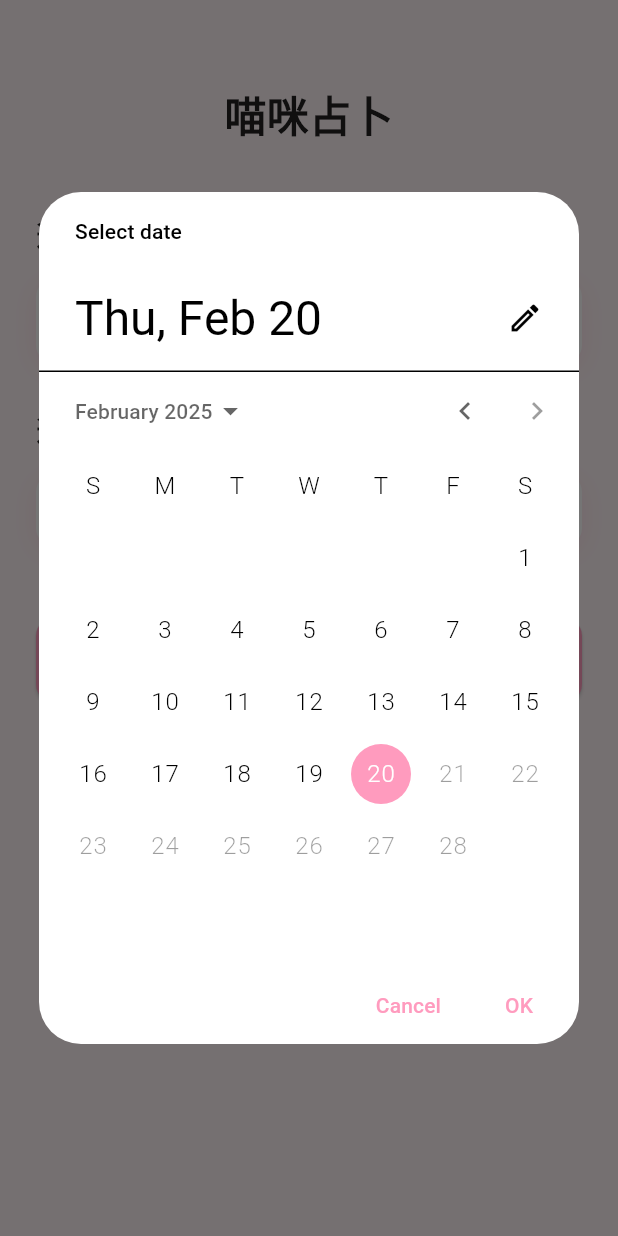
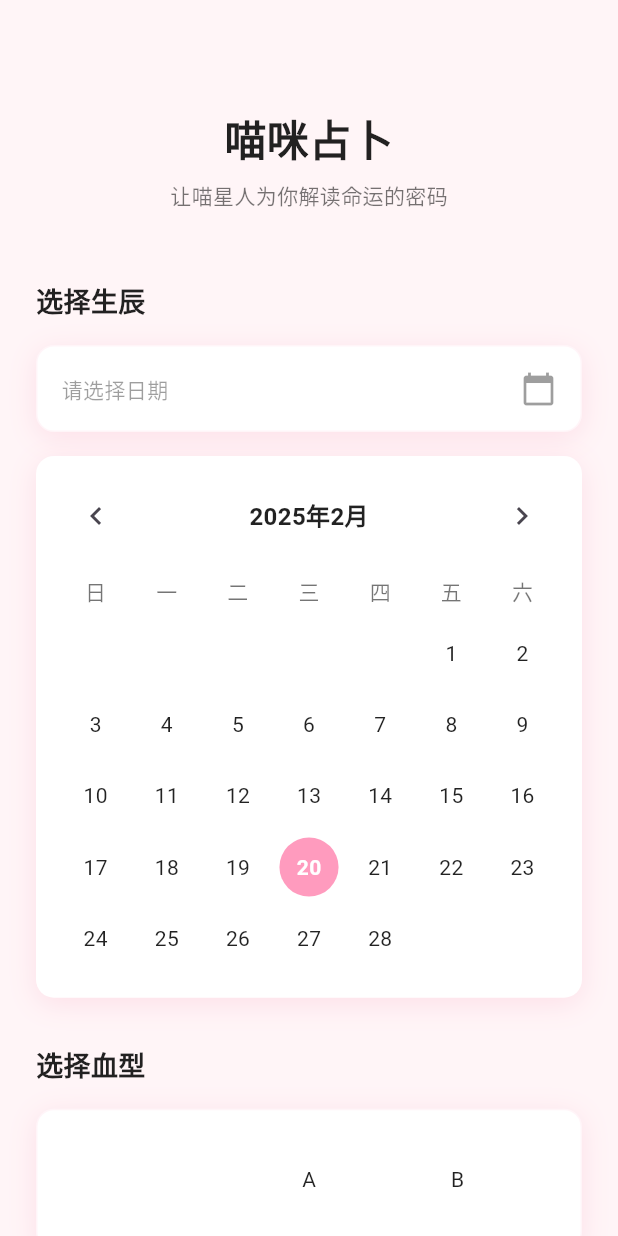
Before and after one commit to Ryder-MHumble/Guameow, a Flutter app: the FortuneTellingPage screen opened directly, after a tap on "请选择日期", on a phone screen of 412 x 824 dp. Run offline on Flutter 3.47's test engine with Material 3 defaults, Android fonts, the phone set to English and light mode, and no system bars; our stand-ins replace animated_text_kit, flutter_svg; Roboto replaces fonts that are missing (ZenMaruGothic).

Commit message:
优化喵咪占卜页面样式与交互

```diff
--- a/lib/pages/fortune_telling/fortune_telling_page.dart
+++ b/lib/pages/fortune_telling/fortune_telling_page.dart
@@ -1,5 +1,7 @@
 import 'package:flutter/material.dart';
 import '../../modules/style/app_theme.dart';
+import 'package:flutter_svg/flutter_svg.dart';
+import 'widgets/custom_date_picker.dart';
 
 class FortuneTellingPage extends StatefulWidget {
   const FortuneTellingPage({Key? key}) : super(key: key);
@@ -8,44 +10,136 @@ class FortuneTellingPage extends StatefulWidget {
   State<FortuneTellingPage> createState() => _FortuneTellingPageState();
 }
 
-class _FortuneTellingPageState extends State<FortuneTellingPage> {
+class _FortuneTellingPageState extends State<FortuneTellingPage>
+    with SingleTickerProviderStateMixin {
   final _formKey = GlobalKey<FormState>();
   DateTime? _birthDate;
   String? _bloodType;
+  late AnimationController _animationController;
+  late Animation<double> _fadeAnimation;
+  PageController _bloodTypeController = PageController(
+    viewportFraction: 0.3,
+    initialPage: 0,
+  );
+  bool _isDatePickerVisible = false;
 
   final List<String> _bloodTypes = ['A', 'B', 'O', 'AB'];
 
-  Future<void> _selectDate(BuildContext context) async {
-    final DateTime? picked = await showDatePicker(
-      context: context,
-      initialDate: _birthDate ?? DateTime.now(),
-      firstDate: DateTime(1900),
-      lastDate: DateTime.now(),
-      builder: (context, child) {
-        return Theme(
-          data: Theme.of(context).copyWith(
-            colorScheme: ColorScheme.light(
-              primary: AppTheme.primary,
-              onPrimary: Colors.white,
-              surface: Colors.white,
-              onSurface: Colors.black,
-            ),
-          ),
-          child: child!,
+  @override
+  void initState() {
+    super.initState();
+    _animationController = AnimationController(
+      vsync: this,
+      duration: const Duration(milliseconds: 500),
     );
-      },
+    _fadeAnimation = Tween<double>(begin: 0.0, end: 1.0).animate(
+      CurvedAnimation(parent: _animationController, curve: Curves.easeInOut),
     );
-    if (picked != null && picked != _birthDate) {
+    _animationController.forward();
+  }
+
+  @override
+  void dispose() {
+    _animationController.dispose();
+    _bloodTypeController.dispose();
+    super.dispose();
+  }
+
+  void _toggleDatePicker() {
     setState(() {
-        _birthDate = picked;
+      _isDatePickerVisible = !_isDatePickerVisible;
     });
+  }
+
+  void _onDateSelected(DateTime date) {
+    setState(() {
+      _birthDate = date;
+      _isDatePickerVisible = false;
+    });
+    _animationController.reset();
+    _animationController.forward();
+  }
+
+  void _submitForm() {
+    if (_formKey.currentState!.validate() &&
+        _birthDate != null &&
+        _bloodType != null) {
+      // TODO: 调用大模型API进行占卜
     }
   }
 
-  void _submitForm() {
-    if (_formKey.currentState!.validate() && _birthDate != null && _bloodType != null) {
-      // TODO: 调用大模型API进行占卜
+  Widget _buildSelectionCard({
+    required String title,
+    required Widget child,
+    required VoidCallback onTap,
+  }) {
+    return Column(
+      crossAxisAlignment: CrossAxisAlignment.start,
+      children: [
+        Text(title, style: AppTheme.titleStyle.copyWith(fontSize: 18)),
+        const SizedBox(height: 16),
+        InkWell(
+          onTap: onTap,
+          child: Container(
+            padding: const EdgeInsets.all(16),
+            decoration: BoxDecoration(
+              color: Colors.white,
+              borderRadius: BorderRadius.circular(AppTheme.smallRadius),
+              boxShadow: [AppTheme.softShadow],
+              border: Border.all(
+                color: AppTheme.primary.withOpacity(0.1),
+                width: 1,
+              ),
+            ),
+            child: child,
+          ),
+        ),
+      ],
+    );
   }
+
+  Widget _buildBloodTypeSelector() {
+    return SizedBox(
+      height: 60,
+      child: PageView.builder(
+        controller: _bloodTypeController,
+        itemCount: _bloodTypes.length,
+        onPageChanged: (index) {
+          setState(() {
+            _bloodType = _bloodTypes[index];
+          });
+        },
+        itemBuilder: (context, index) {
+          final type = _bloodTypes[index];
+          final isSelected = type == _bloodType;
+          return Center(
+            child: AnimatedContainer(
+              duration: const Duration(milliseconds: 300),
+              padding: const EdgeInsets.symmetric(horizontal: 20, vertical: 12),
+              decoration: BoxDecoration(
+                color: isSelected ? AppTheme.primary : Colors.white,
+                borderRadius: BorderRadius.circular(AppTheme.smallRadius),
+                boxShadow: [
+                  if (isSelected)
+                    BoxShadow(
+                      color: AppTheme.primary.withOpacity(0.3),
+                      blurRadius: 8,
+                      offset: const Offset(0, 4),
+                    ),
+                ],
+              ),
+              child: Text(
+                type,
+                style: AppTheme.bodyStyle.copyWith(
+                  color: isSelected ? Colors.white : Colors.black87,
+                  fontWeight: isSelected ? FontWeight.bold : FontWeight.normal,
+                ),
+              ),
+            ),
+          );
+        },
+      ),
+    );
   }
 
   @override
@@ -57,31 +151,40 @@ class _FortuneTellingPageState extends State<FortuneTellingPage> {
           padding: const EdgeInsets.all(24),
           child: Form(
             key: _formKey,
+            child: FadeTransition(
+              opacity: _fadeAnimation,
               child: Column(
                 crossAxisAlignment: CrossAxisAlignment.start,
                 children: [
                   const SizedBox(height: 32),
                   Center(
-                  child: Text(
+                    child: Column(
+                      children: [
+                        // SvgPicture.asset(
+                        //   'assets/svg/nav_icons/粉-星座占卜.svg',
+                        //   height: 64,
+                        //   width: 64,
+                        // ),
+                        const SizedBox(height: 16),
+                        Text(
                           '喵咪占卜',
                           style: AppTheme.titleStyle.copyWith(fontSize: 28),
                         ),
+                        const SizedBox(height: 8),
+                        Text(
+                          '让喵星人为你解读命运的密码',
+                          style: AppTheme.bodyStyle.copyWith(
+                            color: Colors.black54,
+                            fontSize: 14,
+                          ),
+                        ),
+                      ],
+                    ),
                   ),
                   const SizedBox(height: 48),
-                Text(
-                  '选择生辰',
-                  style: AppTheme.titleStyle.copyWith(fontSize: 18),
-                ),
-                const SizedBox(height: 16),
-                InkWell(
-                  onTap: () => _selectDate(context),
-                  child: Container(
-                    padding: const EdgeInsets.all(16),
-                    decoration: BoxDecoration(
-                      color: Colors.white,
-                      borderRadius: BorderRadius.circular(AppTheme.smallRadius),
-                      boxShadow: [AppTheme.softShadow],
-                    ),
+                  _buildSelectionCard(
+                    title: '选择生辰',
+                    onTap: _toggleDatePicker,
                     child: Row(
                       mainAxisAlignment: MainAxisAlignment.spaceBetween,
                       children: [
@@ -89,63 +192,80 @@ class _FortuneTellingPageState extends State<FortuneTellingPage> {
                           _birthDate == null
                               ? '请选择日期'
                               : '${_birthDate!.year}年${_birthDate!.month}月${_birthDate!.day}日',
-                          style: AppTheme.bodyStyle,
+                          style: AppTheme.bodyStyle.copyWith(
+                            color:
+                                _birthDate == null
+                                    ? Colors.black38
+                                    : Colors.black87,
                           ),
-                        Icon(Icons.calendar_today, color: AppTheme.primary),
+                        ),
+                        Icon(
+                          Icons.calendar_today,
+                          color:
+                              _birthDate == null
+                                  ? Colors.black38
+                                  : AppTheme.primary,
+                        ),
                       ],
                     ),
                   ),
+                  if (_isDatePickerVisible)
+                    Padding(
+                      padding: const EdgeInsets.only(top: 16),
+                      child: CustomDatePicker(
+                        initialDate: _birthDate,
+                        onDateSelected: _onDateSelected,
+                      ),
                     ),
                   const SizedBox(height: 32),
-                Text(
-                  '选择血型',
-                  style: AppTheme.titleStyle.copyWith(fontSize: 18),
-                ),
-                const SizedBox(height: 16),
-                Container(
-                  padding: const EdgeInsets.symmetric(horizontal: 16),
-                  decoration: BoxDecoration(
-                    color: Colors.white,
-                    borderRadius: BorderRadius.circular(AppTheme.smallRadius),
-                    boxShadow: [AppTheme.softShadow],
-                  ),
-                  child: DropdownButtonHideUnderline(
-                    child: DropdownButton<String>(
-                      isExpanded: true,
-                      value: _bloodType,
-                      hint: Text('请选择血型', style: AppTheme.bodyStyle),
-                      items: _bloodTypes.map((String type) {
-                        return DropdownMenuItem<String>(
-                          value: type,
-                          child: Text(type, style: AppTheme.bodyStyle),
-                        );
-                      }).toList(),
-                      onChanged: (String? newValue) {
-                        setState(() {
-                          _bloodType = newValue;
-                        });
-                      },
-                    ),
-                  ),
+                  _buildSelectionCard(
+                    title: '选择血型',
+                    onTap: () {},
+                    child: _buildBloodTypeSelector(),
                   ),
                   const SizedBox(height: 48),
                   SizedBox(
                     width: double.infinity,
                     height: 56,
                     child: ElevatedButton(
-                    onPressed: _submitForm,
+                      onPressed: () {
+                        if (_birthDate != null && _bloodType != null) {
+                          _submitForm();
+                        }
+                      },
                       style: ElevatedButton.styleFrom(
                         backgroundColor: AppTheme.primary,
                         shape: RoundedRectangleBorder(
-                        borderRadius: BorderRadius.circular(AppTheme.smallRadius),
+                          borderRadius: BorderRadius.circular(
+                            AppTheme.smallRadius,
                           ),
                         ),
-                    child: Text(
+                        elevation: 4,
+                      ),
+                      child: Row(
+                        mainAxisAlignment: MainAxisAlignment.center,
+                        children: [
+                          const Icon(Icons.auto_awesome, color: Colors.white),
+                          const SizedBox(width: 8),
+                          Text(
                             '开始占卜',
                             style: AppTheme.titleStyle.copyWith(
                               color: Colors.white,
                               fontSize: 18,
                             ),
+                          ),
+                        ],
+                      ),
+                    ),
+                  ),
+                  const SizedBox(height: 24),
+                  if (_birthDate != null && _bloodType != null)
+                    Center(
+                      child: Text(
+                        '喵星人正在聚集能量...',
+                        style: AppTheme.bodyStyle.copyWith(
+                          color: Colors.black54,
+                          fontSize: 14,
                         ),
                       ),
                     ),
@@ -154,6 +274,7 @@ class _FortuneTellingPageState extends State<FortuneTellingPage> {
             ),
           ),
         ),
+      ),
     );
   }
 }
--- /dev/null
+++ b/lib/pages/fortune_telling/widgets/custom_date_picker.dart
@@ -0,0 +1,156 @@
+import 'package:flutter/material.dart';
+import '../../../modules/style/app_theme.dart';
+
+class CustomDatePicker extends StatefulWidget {
+  final DateTime? initialDate;
+  final Function(DateTime) onDateSelected;
+
+  const CustomDatePicker({
+    Key? key,
+    this.initialDate,
+    required this.onDateSelected,
+  }) : super(key: key);
+
+  @override
+  State<CustomDatePicker> createState() => _CustomDatePickerState();
+}
+
+class _CustomDatePickerState extends State<CustomDatePicker> {
+  late PageController _monthController;
+  late DateTime _selectedDate;
+  late DateTime _currentMonth;
+
+  @override
+  void initState() {
+    super.initState();
+    _selectedDate = widget.initialDate ?? DateTime.now();
+    _currentMonth = DateTime(_selectedDate.year, _selectedDate.month);
+    _monthController = PageController(initialPage: 0);
+  }
+
+  @override
+  void dispose() {
+    _monthController.dispose();
+    super.dispose();
+  }
+
+  List<Widget> _buildCalendarDays() {
+    final List<Widget> days = [];
+    final daysInMonth = DateTime(_currentMonth.year, _currentMonth.month + 1, 0).day;
+    final firstDayOfMonth = DateTime(_currentMonth.year, _currentMonth.month, 1);
+    final firstWeekday = firstDayOfMonth.weekday;
+
+    // Add empty spaces for days before the first day of month
+    for (int i = 1; i < firstWeekday; i++) {
+      days.add(const SizedBox());
+    }
+
+    // Add days of month
+    for (int day = 1; day <= daysInMonth; day++) {
+      final date = DateTime(_currentMonth.year, _currentMonth.month, day);
+      final isSelected = date.year == _selectedDate.year &&
+          date.month == _selectedDate.month &&
+          date.day == _selectedDate.day;
+      final isToday = date.year == DateTime.now().year &&
+          date.month == DateTime.now().month &&
+          date.day == DateTime.now().day;
+
+      days.add(
+        GestureDetector(
+          onTap: () {
+            setState(() {
+              _selectedDate = date;
+            });
+            widget.onDateSelected(date);
+          },
+          child: AnimatedContainer(
+            duration: const Duration(milliseconds: 200),
+            margin: const EdgeInsets.all(4),
+            decoration: BoxDecoration(
+              color: isSelected ? AppTheme.primary : (isToday ? AppTheme.primary.withOpacity(0.1) : Colors.transparent),
+              shape: BoxShape.circle,
+            ),
+            child: Center(
+              child: Text(
+                day.toString(),
+                style: TextStyle(
+                  color: isSelected ? Colors.white : (isToday ? AppTheme.primary : Colors.black87),
+                  fontWeight: isSelected || isToday ? FontWeight.bold : FontWeight.normal,
+                ),
+              ),
+            ),
+          ),
+        ),
+      );
+    }
+
+    return days;
+  }
+
+  @override
+  Widget build(BuildContext context) {
+    return Container(
+      padding: const EdgeInsets.all(16),
+      decoration: BoxDecoration(
+        color: Colors.white,
+        borderRadius: BorderRadius.circular(AppTheme.smallRadius),
+        boxShadow: [AppTheme.softShadow],
+      ),
+      child: Column(
+        mainAxisSize: MainAxisSize.min,
+        children: [
+          Row(
+            mainAxisAlignment: MainAxisAlignment.spaceBetween,
+            children: [
+              IconButton(
+                icon: const Icon(Icons.chevron_left),
+                onPressed: () {
+                  setState(() {
+                    _currentMonth = DateTime(
+                      _currentMonth.year,
+                      _currentMonth.month - 1,
+                    );
+                  });
+                },
+              ),
+              Text(
+                '${_currentMonth.year}年${_currentMonth.month}月',
+                style: AppTheme.titleStyle.copyWith(fontSize: 16),
+              ),
+              IconButton(
+                icon: const Icon(Icons.chevron_right),
+                onPressed: () {
+                  setState(() {
+                    _currentMonth = DateTime(
+                      _currentMonth.year,
+                      _currentMonth.month + 1,
+                    );
+                  });
+                },
+              ),
+            ],
+          ),
+          const SizedBox(height: 16),
+          Row(
+            mainAxisAlignment: MainAxisAlignment.spaceAround,
+            children: const ['日', '一', '二', '三', '四', '五', '六']
+                .map((day) => Text(
+                      day,
+                      style: TextStyle(
+                        color: Colors.black54,
+                        fontWeight: FontWeight.w500,
+                      ),
+                    ))
+                .toList(),
+          ),
+          const SizedBox(height: 8),
+          GridView.count(
+            shrinkWrap: true,
+            crossAxisCount: 7,
+            children: _buildCalendarDays(),
+          ),
+        ],
+      ),
+    );
+  }
+}
```
Lines whose indentation alone changed are shown as unchanged.
